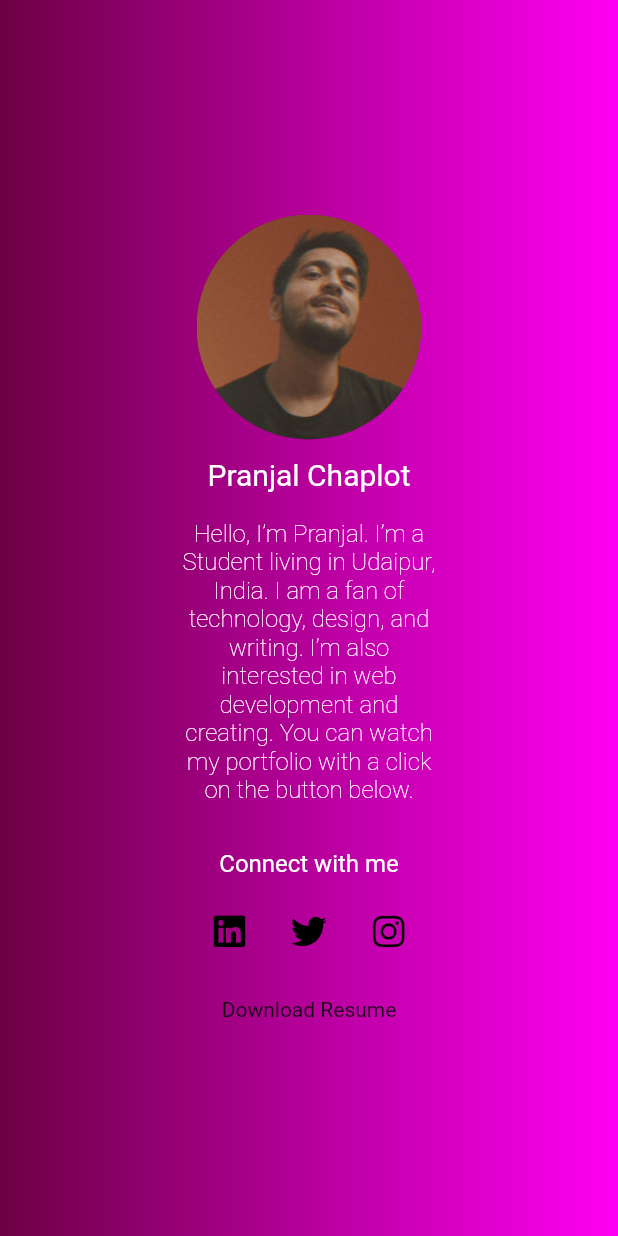
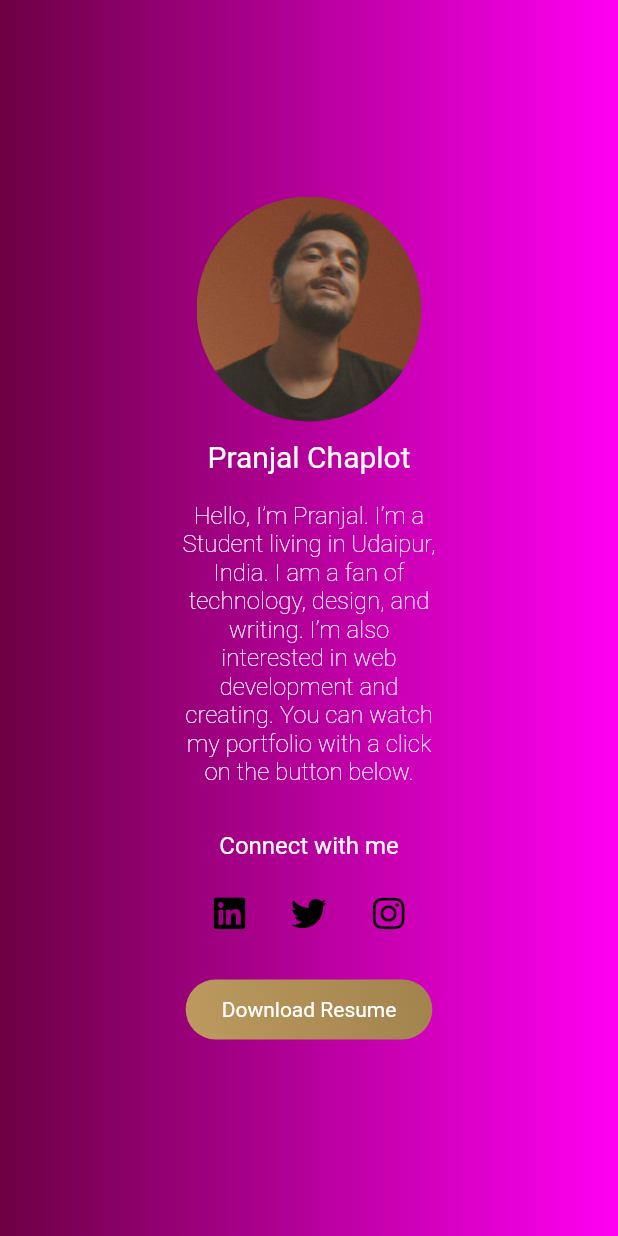
Before and after one commit to pranjalchaplot/CV, a Flutter app: the screen it shows after launch, on a phone screen of 412 x 824 dp. Run offline on Flutter 3.47's test engine with Material 2 defaults, Android fonts, the phone set to English and light mode, and no system bars; our stand-ins replace font_awesome_flutter.

Commit message:
added Download Resume button

```diff
--- a/lib/landing_page.dart
+++ b/lib/landing_page.dart
@@ -136,8 +136,26 @@ class _LandingPageState extends State<LandingPage> {
               ,
             ),
             SizedBox(height: 20),
-            Container(
-              child: Text("Download Resume"),
+            GestureDetector(
+              onTap: () {
+                _launchURL("https://github.com/pranjalchaplot/");
+              },
+              child: Container(
+                padding: EdgeInsets.symmetric(horizontal: 24, vertical: 12),
+                decoration: BoxDecoration(
+                    borderRadius: BorderRadius.circular(30),
+                    gradient: LinearGradient(
+                        colors: [
+                          const Color(0xffA2834D),
+                          const Color(0xffBC9A5F)
+                        ],
+                        begin: FractionalOffset.topRight,
+                        end: FractionalOffset.bottomLeft)),
+                child: Text(
+                  "Download Resume",
+                  style: TextStyle(color: Colors.white),
+                ),
+              ),
             ),
           ],
         ),
```
